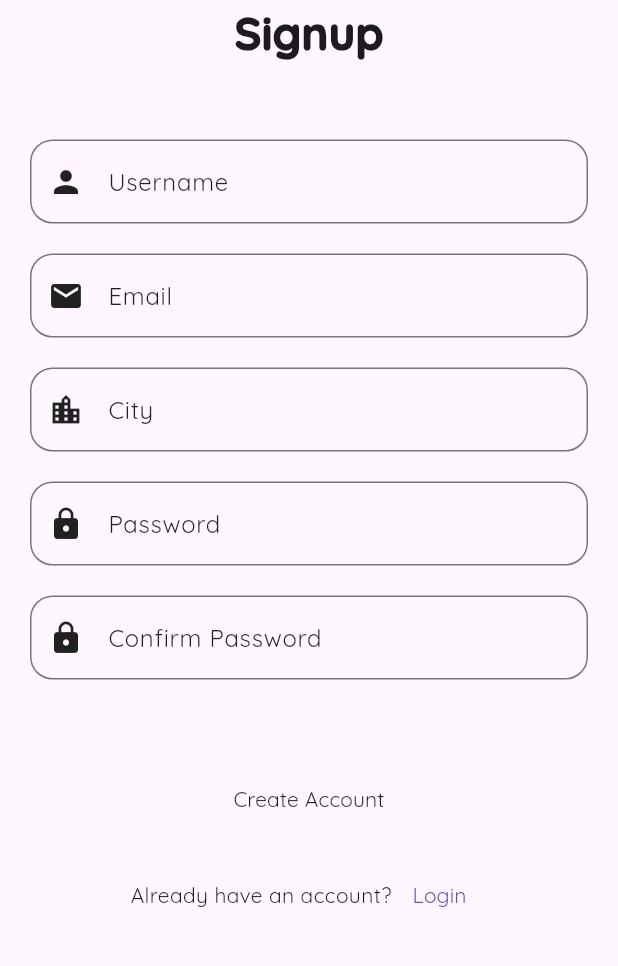
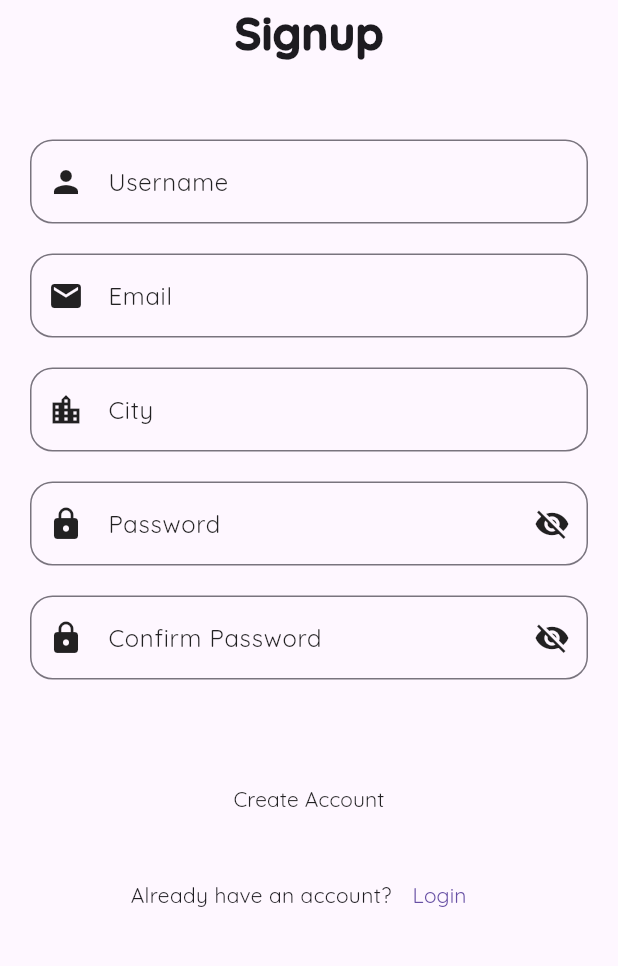
Before and after one commit to Babar78/Sneaker_Shop_MAD, a Flutter app: the screen it shows after launch, after a tap on "Login", after a tap on "Signup", on a phone screen of 412 x 824 dp, the part 255-1221 px from its top. Run offline on Flutter 3.47's test engine with Material 3 defaults, Android fonts, the phone set to English and light mode, and no system bars; our stand-ins replace cloud_firestore, custom_navigation_bar, firebase_auth, firebase_core, font_awesome_flutter; accounts and stored records are empty.

Commit message:
Signup Form Linked with Firebase

```diff
--- a/lib/main.dart
+++ b/lib/main.dart
@@ -1,12 +1,19 @@
 // ignore_for_file: prefer_const_constructors
 
+import 'package:firebase_core/firebase_core.dart';
 import 'package:flutter/material.dart';
+import 'package:sole_quest/firebase_options.dart';
 import 'package:sole_quest/view/checkout/checkout_screen.dart';
 import 'package:sole_quest/view/login/login.dart';
 import 'package:sole_quest/view/navigator.dart';
 import 'package:sole_quest/view/signup/signup.dart';
 
-void main() {
+void main() async {
+  WidgetsFlutterBinding
+      .ensureInitialized(); // Ensure that binding is initialized
+  await Firebase.initializeApp(
+    options: DefaultFirebaseOptions.currentPlatform,
+  );
   runApp(const MyApp());
 }
 
--- a/lib/view/signup/signup.dart
+++ b/lib/view/signup/signup.dart
@@ -1,3 +1,4 @@
+import 'package:cloud_firestore/cloud_firestore.dart';
 import 'package:firebase_auth/firebase_auth.dart';
 import 'package:flutter/material.dart';
 import 'package:sole_quest/utils/constants.dart';
@@ -28,6 +29,10 @@ class _SignupState extends State<Signup> {
   final FocusNode _passwordFocusNode = FocusNode();
   final FocusNode _confirmPasswordFocusNode = FocusNode();
 
+  // Show Password Boolean
+  bool _showPassword = false;
+  bool _showConfirmPassword = false;
+
   @override
   void initState() {
     super.initState();
@@ -57,26 +62,37 @@ class _SignupState extends State<Signup> {
     setState(() {});
   }
 
-  signUp(String username, String email, String city, String password,
-      String confirmPassword) async {
+  Future<void> signUp(String username, String email, String city,
+      String password, String confirmPassword) async {
     if (password != confirmPassword) {
-      _showErrorDialog(context);
+      _showErrorDialog(context, 'Passwords do not match');
     } else {
-      UserCredential? userCredential;
       try {
-        userCredential =
+        UserCredential userCredential =
             await FirebaseAuth.instance.createUserWithEmailAndPassword(
           email: email,
           password: password,
         );
+
+        await FirebaseFirestore.instance
+            .collection('users')
+            .doc(userCredential.user!.uid)
+            .set({
+          'username': username,
+          'email': email,
+          'city': city,
+          'password': password,
+        });
+        Navigator.pushNamed(context, '/home');
       } on FirebaseAuthException catch (e) {
         if (e.code == 'weak-password') {
-          print('The password provided is too weak.');
+          _showErrorDialog(context, 'The password provided is too weak.');
         } else if (e.code == 'email-already-in-use') {
-          print('The account already exists for that email.');
+          _showErrorDialog(
+              context, 'The account already exists for that email.');
         }
       } catch (e) {
-        print(e);
+        print(e.toString());
       }
     }
   }
@@ -295,6 +311,18 @@ class _SignupState extends State<Signup> {
                       cursorColor: Colors.black87,
                       decoration: InputDecoration(
                         labelText: 'Password',
+                        suffixIcon: IconButton(
+                            onPressed: () => {
+                                  setState(() {
+                                    _showPassword = !_showPassword;
+                                  })
+                                },
+                            icon: Icon(
+                              _showPassword
+                                  ? Icons.visibility
+                                  : Icons.visibility_off,
+                            ),
+                            color: Colors.black87),
                         labelStyle: const TextStyle(
                           color: Colors.black87,
                         ),
@@ -317,7 +345,7 @@ class _SignupState extends State<Signup> {
                           ),
                         ),
                       ),
-                      obscureText: true,
+                      obscureText: _showPassword,
                       validator: (value) {
                         if (value == null || value.isEmpty) {
                           return 'Please enter your password';
@@ -335,6 +363,19 @@ class _SignupState extends State<Signup> {
                         labelStyle: const TextStyle(
                           color: Colors.black87,
                         ),
+                        suffixIcon: IconButton(
+                            onPressed: () => {
+                                  setState(() {
+                                    _showConfirmPassword =
+                                        !_showConfirmPassword;
+                                  })
+                                },
+                            icon: Icon(
+                              _showConfirmPassword
+                                  ? Icons.visibility
+                                  : Icons.visibility_off,
+                            ),
+                            color: Colors.black87),
                         focusedBorder: const OutlineInputBorder(
                           borderRadius: BorderRadius.all(Radius.circular(15)),
                           borderSide: BorderSide(
@@ -354,7 +395,7 @@ class _SignupState extends State<Signup> {
                           ),
                         ),
                       ),
-                      obscureText: true,
+                      obscureText: _showConfirmPassword,
                       validator: (value) {
                         if (value == null || value.isEmpty) {
                           return 'Please enter your password';
@@ -419,13 +460,13 @@ class _SignupState extends State<Signup> {
   }
 }
 
-void _showErrorDialog(BuildContext context) {
+void _showErrorDialog(BuildContext context, String message) {
   showDialog(
     context: context,
     builder: (BuildContext context) {
       return AlertDialog(
         title: const Text('Error'),
-        content: const Text('Passwords do not match'),
+        content: Text(message),
         actions: [
           TextButton(
             onPressed: () {
--- a/pubspec.yaml
+++ b/pubspec.yaml
@@ -24,6 +24,7 @@ dependencies:
   flutter_launcher_icons: ^0.13.1
   firebase_auth: ^4.19.5
   firebase_core: ^2.31.0
+  cloud_firestore: ^4.17.3
 
 dev_dependencies:
   flutter_test:
```
Also changed, not shown: firebase.json (added), lib/firebase_options.dart (added), pubspec.lock, 29 other files.
